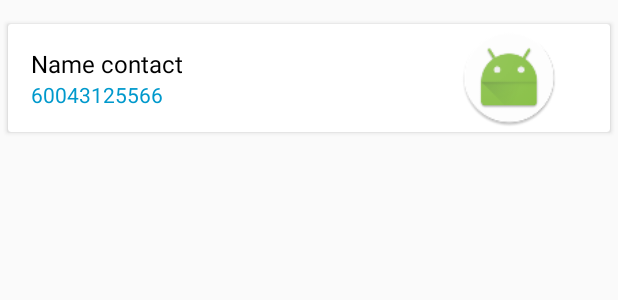
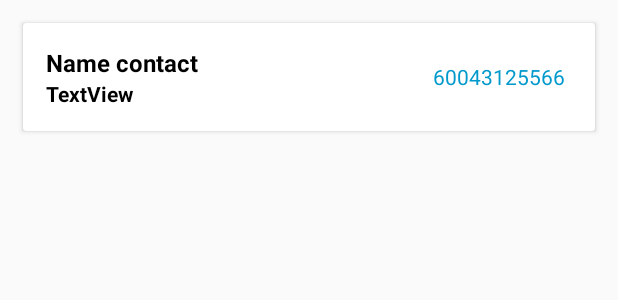
Before and after one commit to mattiaPalmas/Rubrica, an Android app: the layout item_recycle_view.xml on its own in the app's theme, with its tools: preview values and no code run, on a phone screen of 412 x 824 dp. Shown: the top 300 px of the screen. Run offline under Robolectric (Android 15) with nearby library versions, the phone set to English and light mode, and no system bars.

Commit message:
Insert data from database to RecycleView

```diff
--- a/app/src/main/res/layout/activity_rubrica.xml
+++ b/app/src/main/res/layout/activity_rubrica.xml
@@ -12,6 +12,12 @@
         android:layout_height="wrap_content"
         android:orientation="horizontal">
 
+        <!--<Button
+            android:id="@+id/deleteContact"
+            android:layout_width="50dp"
+            android:layout_height="50dp"
+            android:text="-" />
+-->
         <TextView
             android:id="@+id/textView"
             android:layout_width="wrap_content"
--- a/app/src/main/res/layout/item_recycle_view.xml
+++ b/app/src/main/res/layout/item_recycle_view.xml
@@ -6,12 +6,9 @@
 
 
     <android.support.v7.widget.CardView
-        android:layout_marginTop="16dp"
-        android:layout_marginBottom="16dp"
-        android:layout_marginLeft="5dp"
-        android:layout_marginRight="5dp"
         android:layout_width="match_parent"
-        android:layout_height="wrap_content">
+        android:layout_height="wrap_content"
+        android:layout_margin="15dp">
 
         <LinearLayout
             android:layout_width="match_parent"
@@ -31,14 +28,18 @@
                     android:layout_height="wrap_content"
                     android:text="Name contact"
                     android:textColor="@android:color/black"
-                    android:textSize="16sp" />
+                    android:textSize="16sp"
+                    android:textStyle="bold" />
 
                 <TextView
-                    android:id="@+id/phoneText"
+                    android:id="@+id/lastName"
                     android:layout_width="match_parent"
-                    android:layout_height="wrap_content"
-                    android:text="60043125566"
-                    android:textColor="@android:color/holo_blue_dark" />
+                    android:layout_height="match_parent"
+                    android:layout_weight="1"
+                    android:text="TextView"
+                    android:textColor="@android:color/black"
+                    android:textStyle="bold" />
+
             </LinearLayout>
 
             <LinearLayout
@@ -48,11 +49,14 @@
                 android:orientation="horizontal"
                 android:padding="3dp">
 
-                <ImageView
-                    android:id="@+id/imagePeson"
+                <TextView
+                    android:id="@+id/phoneText"
                     android:layout_width="match_parent"
                     android:layout_height="match_parent"
-                    app:srcCompat="@mipmap/ic_launcher_round" />
+                    android:layout_weight="1"
+                    android:gravity="center"
+                    android:text="60043125566"
+                    android:textColor="@android:color/holo_blue_dark" />
             </LinearLayout>
 
         </LinearLayout>
--- a/app/src/main/res/layout/activity_main.xml
+++ b/app/src/main/res/layout/new_contact_activity.xml
@@ -4,8 +4,7 @@
     xmlns:tools="http://schemas.android.com/tools"
     android:layout_width="match_parent"
     android:layout_height="match_parent"
-    android:orientation="vertical"
-    tools:context="com.exerciseapp.mattiapalmas.rubrica.com.exerciseapp.mattiapalmas.Rubrica.NewContact">
+    android:orientation="vertical">
 
     <LinearLayout
         android:layout_width="match_parent"
```
Also changed, not shown: app/src/main/java/com/exerciseapp/mattiapalmas/rubrica/AdaptorRecycleView.java (added, +81 -0 lines), app/src/main/java/com/exerciseapp/mattiapalmas/rubrica/ContactModel.java (added, +36 -0 lines), app/src/main/java/com/exerciseapp/mattiapalmas/rubrica/DatabaseHelper.java (+7 -1 lines), app/src/main/java/com/exerciseapp/mattiapalmas/rubrica/NewContact.java (+4 -4 lines), app/src/main/java/com/exerciseapp/mattiapalmas/rubrica/RubricaActivity.java (+50 -13 lines).
